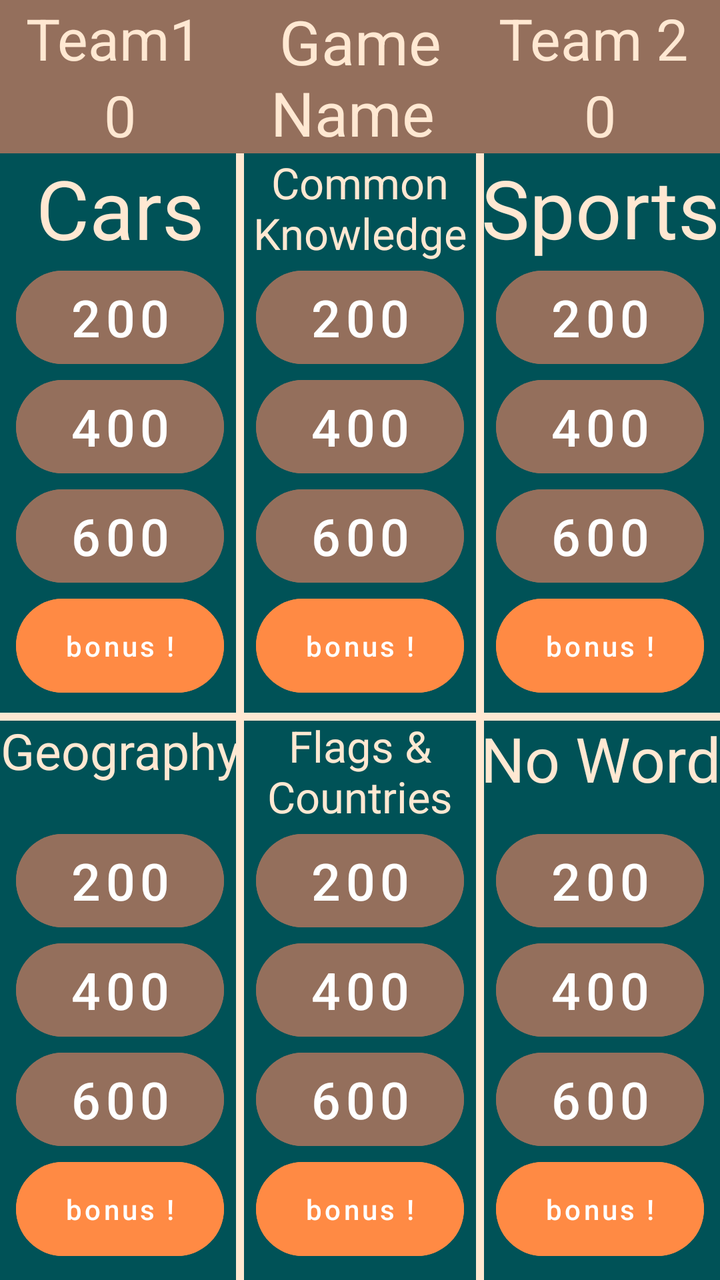
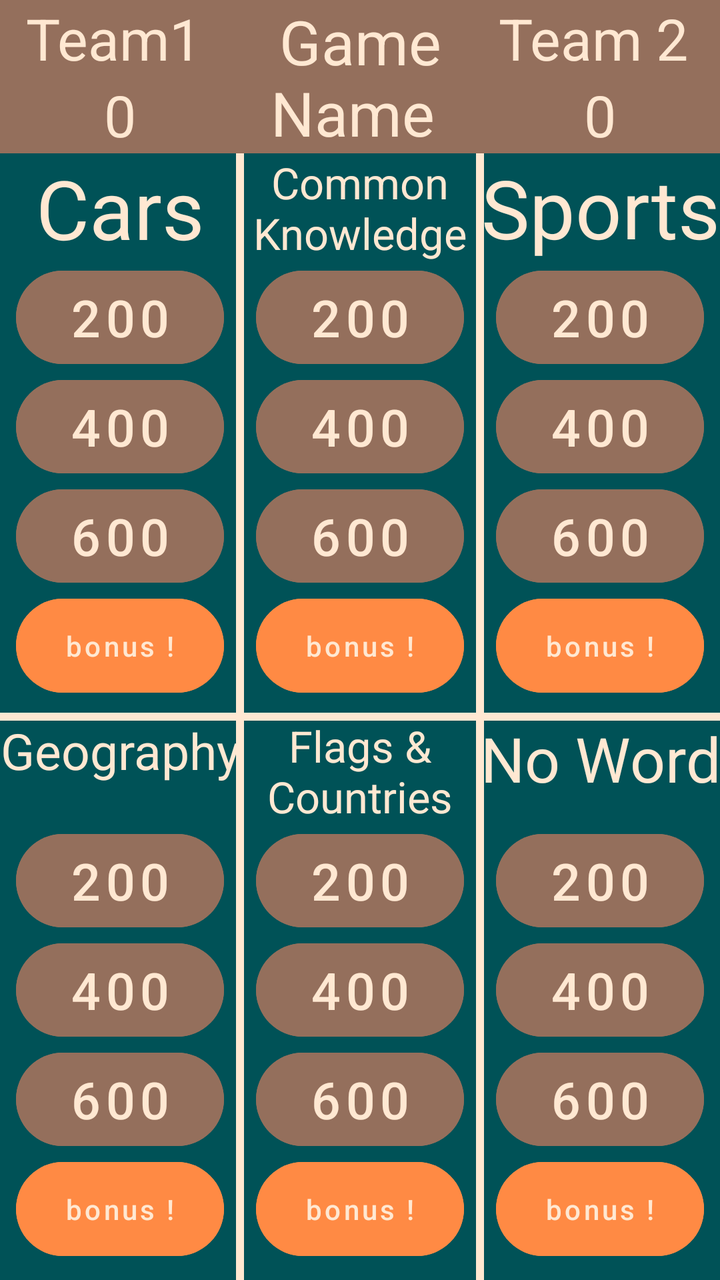

Two renders of the same Android screen: before a commit and after it. Below are the layout's source before the change and the commit's diff.
<!-- AndroidManifest.xml: application theme Theme.MenuActivity -->
<!-- res/layout/activity_main_game.xml -->
<?xml version="1.0" encoding="utf-8"?>
<androidx.constraintlayout.widget.ConstraintLayout xmlns:android="http://schemas.android.com/apk/res/android"
    xmlns:app="http://schemas.android.com/apk/res-auto"
    xmlns:tools="http://schemas.android.com/tools"
    android:id="@+id/main"
    android:layout_width="match_parent"
    android:layout_height="match_parent"
    tools:context=".MainGame"
    android:background="@color/Secondry">



    <androidx.constraintlayout.widget.ConstraintLayout
        android:id="@+id/main_game_names_section"
        android:layout_width="match_parent"
        android:layout_height="0dp"

        android:background="@color/Secondry"
        app:layout_constraintTop_toTopOf="parent"
        app:layout_constraintStart_toStartOf="parent"
        app:layout_constraintEnd_toEndOf="parent"
        app:layout_constraintHeight_percent="0.12"
        >
        <TextView
            android:id="@+id/main_game_team1"
            android:layout_width="0dp"
            android:layout_height="0dp"
            android:textAlignment="center"
            android:text="Team1 "
            android:autoSizeTextType="uniform"
            android:textColor="@color/Primary"
            app:layout_constraintStart_toStartOf="parent"
            app:layout_constraintTop_toTopOf="parent"
            app:layout_constraintBottom_toTopOf="@id/main_game_team1_score"
            app:layout_constraintEnd_toStartOf="@id/main_game_name"/>
        <TextView
            android:id="@+id/main_game_team1_score"
            android:layout_width="0dp"
            android:layout_height="0dp"
            android:text="0"
            android:autoSizeTextType="uniform"
            android:textAlignment="center"
            android:textColor="@color/Primary"
            app:layout_constraintStart_toStartOf="parent"
            app:layout_constraintTop_toBottomOf="@id/main_game_team1"
            app:layout_constraintBottom_toBottomOf="parent"
            app:layout_constraintEnd_toStartOf="@id/main_game_name"/>
        <TextView
            android:id="@+id/main_game_name"
            android:layout_width="0dp"
            android:layout_height="0dp"
            android:text="Game Name "
            android:textAlignment="center"
            android:autoSizeTextType="uniform"
            android:textColor="@color/Primary"
            app:layout_constraintTop_toTopOf="parent"
            app:layout_constraintBottom_toBottomOf="parent"
            app:layout_constraintStart_toEndOf="@id/main_game_team1"
            app:layout_constraintEnd_toStartOf="@id/main_game_team2_score"/>
        <TextView
            android:id="@+id/main_game_team2"
            android:layout_width="0dp"
            android:layout_height="0dp"
            android:text="Team 2 "
            android:autoSizeTextType="uniform"
            android:textAlignment="center"
            android:textColor="@color/Primary"
            app:layout_constraintStart_toEndOf="@id/main_game_name"
            app:layout_constraintTop_toTopOf="parent"
            app:layout_constraintEnd_toEndOf="parent"
            app:layout_constraintBottom_toTopOf="@id/main_game_team2_score"/>
        <TextView
            android:id="@+id/main_game_team2_score"
            android:layout_width="0dp"
            android:layout_height="0dp"
            android:text="0"
            android:autoSizeTextType="uniform"
            android:textAlignment="center"
            android:textColor="@color/Primary"
            app:layout_constraintStart_toEndOf="@id/main_game_name"
            app:layout_constraintTop_toBottomOf="@id/main_game_team2"
            app:layout_constraintEnd_toEndOf="parent"
            app:layout_constraintBottom_toBottomOf="parent"/>

    </androidx.constraintlayout.widget.ConstraintLayout>
    <androidx.constraintlayout.widget.ConstraintLayout
        android:id="@+id/main_game_section"
        android:layout_width="match_parent"
        android:layout_height="0dp"
        android:background="@color/background"
        app:layout_constraintTop_toBottomOf="@id/main_game_names_section"
        app:layout_constraintBottom_toBottomOf="parent"
        app:layout_constraintStart_toStartOf="parent"
        app:layout_constraintEnd_toEndOf="parent"
        android:layout_marginBottom="0dp">

        <LinearLayout
            android:orientation="vertical"
            android:id="@+id/section_cars"
            android:layout_width="0dp"
            android:layout_height="0dp"
            app:layout_constraintStart_toStartOf="parent"
            app:layout_constraintTop_toTopOf="parent"
            app:layout_constraintEnd_toStartOf="@+id/section_common_knowledge"
            app:layout_constraintBottom_toTopOf="@+id/section_geography"
            android:weightSum="5">
            <TextView
                android:id="@+id/section_cars_title"
                android:textAlignment="center"
                android:layout_width="match_parent"
                android:layout_height="0dp"
                android:text="Cars"
                android:textColor="@color/Primary"
                android:autoSizeTextType="uniform"
                android:layout_weight="1"
                />
            <com.google.android.material.button.MaterialButton
                android:id="@+id/cars_200"
                android:layout_weight="1"
                android:layout_width="match_parent"
                android:layout_height="0dp"
                android:text="200"
                android:autoSizeTextType="uniform"
                android:letterSpacing="0.1"
                android:layout_marginHorizontal="8dp"
                android:backgroundTint="@color/Secondry"/>
            <com.google.android.material.button.MaterialButton
                android:layout_weight="1"
                android:id="@+id/cars_400"
                android:layout_width="match_parent"
                android:layout_height="0dp"
                android:text="400"
                android:autoSizeTextType="uniform"
                android:letterSpacing="0.1"
                android:layout_marginHorizontal="8dp"
                android:backgroundTint="@color/Secondry"/>
            <com.google.android.material.button.MaterialButton
                android:id="@+id/cars_600"
                android:layout_weight="1"
                android:layout_width="match_parent"
                android:layout_height="0dp"
                android:text="600"
                android:autoSizeTextType="uniform"
                android:letterSpacing="0.1"
                android:layout_marginHorizontal="8dp"
                android:backgroundTint="@color/Secondry"/>

            <com.google.android.material.button.MaterialButton
                android:id="@+id/cars_bonus"
                android:layout_width="match_parent"
                android:layout_height="0dp"
                android:layout_weight="1"
                android:autoSizeTextType="uniform"
                android:backgroundTint="@color/ripplePrimary"
                android:letterSpacing="0.1"
                android:layout_marginHorizontal="8dp"
                android:layout_marginBottom="8dp"
                android:text="bonus !" />
        </LinearLayout>

        <LinearLayout
            android:id="@+id/section_common_knowledge"
            android:orientation="vertical"
            android:layout_width="0dp"
            android:layout_height="0dp"
            app:layout_constraintTop_toTopOf="parent"
            app:layout_constraintStart_toEndOf="@id/section_cars"
            app:layout_constraintEnd_toStartOf="@+id/section_sports"
            app:layout_constraintBottom_toTopOf="@+id/section_flags_countries"
            android:weightSum="5">
            <TextView
                android:id="@+id/section_common_knowledge_title"
                android:textAlignment="center"
                android:layout_width="match_parent"
                android:layout_height="0dp"
                android:text="Common Knowledge"
                android:textColor="@color/Primary"
                android:autoSizeTextType="uniform"
                android:layout_weight="1"
                />
            <com.google.android.material.button.MaterialButton
                android:id="@+id/common_knowledge_200"
                android:layout_weight="1"
                android:layout_width="match_parent"
                android:layout_height="0dp"
                android:text="200"
                android:autoSizeTextType="uniform"
                android:letterSpacing="0.1"
                android:layout_marginHorizontal="8dp"
                android:backgroundTint="@color/Secondry"/>
            <com.google.android.material.button.MaterialButton
                android:layout_weight="1"
                android:id="@+id/common_knowledge_400"
                android:layout_width="match_parent"
                android:layout_height="0dp"
                android:text="400"
                android:autoSizeTextType="uniform"
                android:letterSpacing="0.1"
                android:layout_marginHorizontal="8dp"
                android:backgroundTint="@color/Secondry"/>
            <com.google.android.material.button.MaterialButton
                android:id="@+id/common_knowledge_600"
                android:layout_weight="1"
                android:layout_width="match_parent"
                android:layout_height="0dp"
                android:text="600"
                android:autoSizeTextType="uniform"
                android:letterSpacing="0.1"
                android:layout_marginHorizontal="8dp"
                android:backgroundTint="@color/Secondry"/>
            <com.google.android.material.button.MaterialButton
                android:id="@+id/common_knowledge_bonus"
                android:layout_weight="1"
                android:layout_width="match_parent"
                android:layout_height="0dp"
                android:text="bonus !"
                android:layout_marginBottom="8dp"
                android:autoSizeTextType="uniform"
                android:letterSpacing="0.1"
                android:layout_marginHorizontal="8dp"
                android:backgroundTint="@color/ripplePrimary"/>
        </LinearLayout>


        <LinearLayout
            android:id="@+id/section_sports"
            android:layout_width="0dp"
            android:layout_height="0dp"
            android:orientation="vertical"
            android:weightSum="5"
            app:layout_constraintTop_toTopOf="parent"
            app:layout_constraintStart_toEndOf="@id/section_common_knowledge"
            app:layout_constraintEnd_toEndOf="parent"
            app:layout_constraintBottom_toTopOf="@+id/section_no_word">
            <TextView
                android:id="@+id/section_sports_title"
                android:layout_width="match_parent"
                android:layout_height="0dp"
                android:layout_weight="1"
                android:autoSizeTextType="uniform"
                android:text="Sports"
                android:textAlignment="center"
                android:textColor="@color/Primary" />
            <com.google.android.material.button.MaterialButton
                android:id="@+id/sports_200"
                android:layout_width="match_parent"
                android:layout_height="0dp"
                android:layout_weight="1"
                android:autoSizeTextType="uniform"
                android:backgroundTint="@color/Secondry"
                android:letterSpacing="0.1"
                android:layout_marginHorizontal="8dp"
                android:text="200" />
            <com.google.android.material.button.MaterialButton
                android:id="@+id/sports_400"
                android:layout_width="match_parent"
                android:layout_height="0dp"
                android:layout_weight="1"
                android:autoSizeTextType="uniform"
                android:backgroundTint="@color/Secondry"
                android:letterSpacing="0.1"
                android:layout_marginHorizontal="8dp"
                android:text="400" />
            <com.google.android.material.button.MaterialButton
                android:id="@+id/sports_600"
                android:layout_width="match_parent"
                android:layout_height="0dp"
                android:layout_weight="1"
                android:autoSizeTextType="uniform"
                android:backgroundTint="@color/Secondry"
                android:letterSpacing="0.1"
                android:layout_marginHorizontal="8dp"
                android:text="600" />
            <com.google.android.material.button.MaterialButton
                android:id="@+id/sports_bonus"
                android:layout_width="match_parent"
                android:layout_height="0dp"
                android:layout_weight="1"
                android:layout_marginBottom="8dp"
                android:autoSizeTextType="uniform"
                android:backgroundTint="@color/ripplePrimary"
                android:letterSpacing="0.1"
                android:layout_marginHorizontal="8dp"

                android:text="bonus !" />
        </LinearLayout>

        <LinearLayout
            android:id="@+id/section_geography"
            android:layout_width="0dp"
            android:layout_height="0dp"
            android:orientation="vertical"
            android:weightSum="5"
            app:layout_constraintTop_toBottomOf="@id/section_cars"
            app:layout_constraintStart_toStartOf="parent"
            app:layout_constraintEnd_toStartOf="@+id/section_flags_countries"
            app:layout_constraintBottom_toBottomOf="parent">
            <TextView
                android:id="@+id/section_geography_title"
                android:layout_width="match_parent"
                android:layout_height="0dp"
                android:layout_weight="1"
                android:autoSizeTextType="uniform"
                android:text="Geography"
                android:textAlignment="center"
                android:textColor="@color/Primary" />
            <com.google.android.material.button.MaterialButton
                android:id="@+id/geography_200"
                android:layout_width="match_parent"
                android:layout_height="0dp"
                android:layout_weight="1"
                android:autoSizeTextType="uniform"
                android:backgroundTint="@color/Secondry"
                android:letterSpacing="0.1"
                android:layout_marginHorizontal="8dp"
                android:text="200" />
            <com.google.android.material.button.MaterialButton
                android:id="@+id/geography_400"
                android:layout_width="match_parent"
                android:layout_height="0dp"
                android:layout_weight="1"
                android:autoSizeTextType="uniform"
                android:backgroundTint="@color/Secondry"
                android:letterSpacing="0.1"
                android:layout_marginHorizontal="8dp"
                android:text="400" />
            <com.google.android.material.button.MaterialButton
                android:id="@+id/geography_600"
                android:layout_width="match_parent"
                android:layout_height="0dp"
                android:layout_weight="1"
                android:autoSizeTextType="uniform"
                android:backgroundTint="@color/Secondry"
                android:letterSpacing="0.1"
                android:layout_marginHorizontal="8dp"
                android:text="600" />
            <com.google.android.material.button.MaterialButton
                android:id="@+id/geography_bonus"
                android:layout_width="match_parent"
                android:layout_height="0dp"
                android:layout_marginBottom="8dp"
                android:layout_weight="1"
                android:autoSizeTextType="uniform"
                android:backgroundTint="@color/ripplePrimary"
                android:letterSpacing="0.1"
                android:layout_marginHorizontal="8dp"
                android:text="bonus !" />
        </LinearLayout>

        <LinearLayout
            android:id="@+id/section_flags_countries"
            android:layout_width="0dp"
            android:layout_height="0dp"
            android:orientation="vertical"
            android:weightSum="5"
            app:layout_constraintBottom_toBottomOf="parent"
            app:layout_constraintTop_toBottomOf="@+id/section_common_knowledge"
            app:layout_constraintStart_toEndOf="@+id/section_geography"
            app:layout_constraintEnd_toStartOf="@+id/section_no_word">
            <TextView
                android:id="@+id/section_flags_countries_title"
                android:layout_width="match_parent"
                android:layout_height="0dp"
                android:layout_weight="1"
                android:autoSizeTextType="uniform"
                android:text="Flags &amp; Countries"
                android:textAlignment="center"
                android:textColor="@color/Primary" />
            <com.google.android.material.button.MaterialButton
                android:id="@+id/flags_countries_200"
                android:layout_width="match_parent"
                android:layout_height="0dp"
                android:layout_weight="1"
                android:autoSizeTextType="uniform"
                android:backgroundTint="@color/Secondry"
                android:letterSpacing="0.1"
                android:layout_marginHorizontal="8dp"
                android:text="200" />
            <com.google.android.material.button.MaterialButton
                android:id="@+id/flags_countries_400"
                android:layout_width="match_parent"
                android:layout_height="0dp"
                android:layout_weight="1"
                android:autoSizeTextType="uniform"
                android:backgroundTint="@color/Secondry"
                android:letterSpacing="0.1"
                android:layout_marginHorizontal="8dp"
                android:text="400" />
            <com.google.android.material.button.MaterialButton
                android:id="@+id/flags_countries_600"
                android:layout_width="match_parent"
                android:layout_height="0dp"
                android:layout_weight="1"
                android:autoSizeTextType="uniform"
                android:backgroundTint="@color/Secondry"
                android:letterSpacing="0.1"
                android:layout_marginHorizontal="8dp"
                android:text="600" />
            <com.google.android.material.button.MaterialButton
                android:id="@+id/flags_countries_bonus"
                android:layout_width="match_parent"
                android:layout_height="0dp"
                android:layout_marginBottom="8dp"
                android:layout_weight="1"
                android:autoSizeTextType="uniform"
                android:backgroundTint="@color/ripplePrimary"
                android:letterSpacing="0.1"
                android:layout_marginHorizontal="8dp"
                android:text="bonus !" />
        </LinearLayout>

        <LinearLayout
            android:id="@+id/section_no_word"
            android:layout_width="0dp"
            android:layout_height="0dp"
            android:orientation="vertical"
            android:weightSum="5"
            app:layout_constraintBottom_toBottomOf="parent"
            app:layout_constraintTop_toBottomOf="@+id/section_sports"
            app:layout_constraintStart_toEndOf="@+id/section_flags_countries"
            app:layout_constraintEnd_toEndOf="parent">
            <TextView
                android:id="@+id/section_no_word_title"
                android:layout_width="match_parent"
                android:layout_height="0dp"
                android:layout_weight="1"
                android:autoSizeTextType="uniform"
                android:text="No Word"
                android:textAlignment="center"
                android:textColor="@color/Primary" />
            <com.google.android.material.button.MaterialButton
                android:id="@+id/no_word_200"
                android:layout_width="match_parent"
                android:layout_height="0dp"
                android:layout_weight="1"
                android:autoSizeTextType="uniform"
                android:backgroundTint="@color/Secondry"
                android:letterSpacing="0.1"
                android:layout_marginHorizontal="8dp"
                android:text="200" />
            <com.google.android.material.button.MaterialButton
                android:id="@+id/no_word_400"
                android:layout_width="match_parent"
                android:layout_height="0dp"
                android:layout_weight="1"
                android:autoSizeTextType="uniform"
                android:backgroundTint="@color/Secondry"
                android:letterSpacing="0.1"
                android:layout_marginHorizontal="8dp"
                android:text="400" />
            <com.google.android.material.button.MaterialButton
                android:id="@+id/no_word_600"
                android:layout_width="match_parent"
                android:layout_height="0dp"
                android:layout_weight="1"
                android:autoSizeTextType="uniform"
                android:backgroundTint="@color/Secondry"
                android:letterSpacing="0.1"
                android:layout_marginHorizontal="8dp"
                android:text="600" />
            <com.google.android.material.button.MaterialButton
                android:id="@+id/no_word_bonus"
                android:layout_width="match_parent"
                android:layout_height="0dp"
                android:layout_marginBottom="8dp"
                android:layout_weight="1"
                android:autoSizeTextType="uniform"
                android:backgroundTint="@color/ripplePrimary"
                android:letterSpacing="0.1"
                android:layout_marginHorizontal="8dp"
                android:text="bonus !" />
        </LinearLayout>

        <View
            android:id="@+id/vertical1"
            android:layout_width="4dp"
            android:layout_height="0dp"
            android:background="@color/Primary"
            app:layout_constraintStart_toEndOf="@+id/section_cars"
            app:layout_constraintEnd_toStartOf="@+id/section_common_knowledge"
            app:layout_constraintTop_toTopOf="parent"
            app:layout_constraintBottom_toBottomOf="parent"/>

        <View
            android:id="@+id/vertical2"
            android:layout_width="4dp"
            android:layout_height="0dp"
            android:background="@color/Primary"
            app:layout_constraintStart_toEndOf="@+id/section_common_knowledge"
            app:layout_constraintEnd_toStartOf="@+id/section_sports"
            app:layout_constraintTop_toTopOf="parent"
            app:layout_constraintBottom_toBottomOf="parent"/>

        <View
            android:id="@+id/horizontal1"
            android:layout_width="0dp"
            android:layout_height="4dp"
            android:background="@color/Primary"
            app:layout_constraintStart_toStartOf="parent"
            app:layout_constraintEnd_toEndOf="parent"
            app:layout_constraintTop_toBottomOf="@+id/section_cars"
            app:layout_constraintBottom_toTopOf="@+id/section_geography"/>

    </androidx.constraintlayout.widget.ConstraintLayout>
</androidx.constraintlayout.widget.ConstraintLayout>
<!-- resources referenced by this layout -->
<resources>
  <color name="Primary">#ffe8d2</color>
  <color name="Secondry">#946f5c</color>
  <color name="background">#005257</color>
  <color name="ripplePrimary">#ff8a44</color>
  <style name="Theme.MenuActivity" parent="Base.Theme.MenuActivity" />
  <style name="Base.Theme.MenuActivity" parent="Theme.Material3.DayNight.NoActionBar">
          
          <item name="android:windowFullscreen">true</item>
  
          
      </style>
</resources>

<!-- the commit's change to res/layout/activity_main_game.xml (unified diff, before → after) -->
@@ -120,6 +120,7 @@
                 android:layout_width="match_parent"
                 android:layout_height="0dp"
                 android:text="200"
+                android:textColor="@color/Primary"
                 android:autoSizeTextType="uniform"
                 android:letterSpacing="0.1"
                 android:layout_marginHorizontal="8dp"
@@ -130,6 +131,7 @@
                 android:layout_width="match_parent"
                 android:layout_height="0dp"
                 android:text="400"
+                android:textColor="@color/Primary"
                 android:autoSizeTextType="uniform"
                 android:letterSpacing="0.1"
                 android:layout_marginHorizontal="8dp"
@@ -140,6 +142,7 @@
                 android:layout_width="match_parent"
                 android:layout_height="0dp"
                 android:text="600"
+                android:textColor="@color/Primary"
                 android:autoSizeTextType="uniform"
                 android:letterSpacing="0.1"
                 android:layout_marginHorizontal="8dp"
@@ -153,6 +156,7 @@
                 android:autoSizeTextType="uniform"
                 android:backgroundTint="@color/ripplePrimary"
                 android:letterSpacing="0.1"
+                android:textColor="@color/Primary"
                 android:layout_marginHorizontal="8dp"
                 android:layout_marginBottom="8dp"
                 android:text="bonus !" />
@@ -184,6 +188,7 @@
                 android:layout_width="match_parent"
                 android:layout_height="0dp"
                 android:text="200"
+                android:textColor="@color/Primary"
                 android:autoSizeTextType="uniform"
                 android:letterSpacing="0.1"
                 android:layout_marginHorizontal="8dp"
@@ -194,6 +199,7 @@
                 android:layout_width="match_parent"
                 android:layout_height="0dp"
                 android:text="400"
+                android:textColor="@color/Primary"
                 android:autoSizeTextType="uniform"
                 android:letterSpacing="0.1"
                 android:layout_marginHorizontal="8dp"
@@ -204,6 +210,7 @@
                 android:layout_width="match_parent"
                 android:layout_height="0dp"
                 android:text="600"
+                android:textColor="@color/Primary"
                 android:autoSizeTextType="uniform"
                 android:letterSpacing="0.1"
                 android:layout_marginHorizontal="8dp"
@@ -214,6 +221,7 @@
                 android:layout_width="match_parent"
                 android:layout_height="0dp"
                 android:text="bonus !"
+                android:textColor="@color/Primary"
                 android:layout_marginBottom="8dp"
                 android:autoSizeTextType="uniform"
                 android:letterSpacing="0.1"
@@ -246,6 +254,7 @@
                 android:layout_width="match_parent"
                 android:layout_height="0dp"
                 android:layout_weight="1"
+                android:textColor="@color/Primary"
                 android:autoSizeTextType="uniform"
                 android:backgroundTint="@color/Secondry"
                 android:letterSpacing="0.1"
@@ -256,6 +265,7 @@
                 android:layout_width="match_parent"
                 android:layout_height="0dp"
                 android:layout_weight="1"
+                android:textColor="@color/Primary"
                 android:autoSizeTextType="uniform"
                 android:backgroundTint="@color/Secondry"
                 android:letterSpacing="0.1"
@@ -266,6 +276,7 @@
                 android:layout_width="match_parent"
                 android:layout_height="0dp"
                 android:layout_weight="1"
+                android:textColor="@color/Primary"
                 android:autoSizeTextType="uniform"
                 android:backgroundTint="@color/Secondry"
                 android:letterSpacing="0.1"
@@ -276,12 +287,12 @@
                 android:layout_width="match_parent"
                 android:layout_height="0dp"
                 android:layout_weight="1"
+                android:textColor="@color/Primary"
                 android:layout_marginBottom="8dp"
                 android:autoSizeTextType="uniform"
                 android:backgroundTint="@color/ripplePrimary"
                 android:letterSpacing="0.1"
                 android:layout_marginHorizontal="8dp"
-
                 android:text="bonus !" />
         </LinearLayout>
 
@@ -309,6 +320,7 @@
                 android:layout_width="match_parent"
                 android:layout_height="0dp"
                 android:layout_weight="1"
+                android:textColor="@color/Primary"
                 android:autoSizeTextType="uniform"
                 android:backgroundTint="@color/Secondry"
                 android:letterSpacing="0.1"
@@ -319,6 +331,7 @@
                 android:layout_width="match_parent"
                 android:layout_height="0dp"
                 android:layout_weight="1"
+                android:textColor="@color/Primary"
                 android:autoSizeTextType="uniform"
                 android:backgroundTint="@color/Secondry"
                 android:letterSpacing="0.1"
@@ -329,6 +342,7 @@
                 android:layout_width="match_parent"
                 android:layout_height="0dp"
                 android:layout_weight="1"
+                android:textColor="@color/Primary"
                 android:autoSizeTextType="uniform"
                 android:backgroundTint="@color/Secondry"
                 android:letterSpacing="0.1"
@@ -340,6 +354,7 @@
                 android:layout_height="0dp"
                 android:layout_marginBottom="8dp"
                 android:layout_weight="1"
+                android:textColor="@color/Primary"
                 android:autoSizeTextType="uniform"
                 android:backgroundTint="@color/ripplePrimary"
                 android:letterSpacing="0.1"
@@ -371,6 +386,7 @@
                 android:layout_width="match_parent"
                 android:layout_height="0dp"
                 android:layout_weight="1"
+                android:textColor="@color/Primary"
                 android:autoSizeTextType="uniform"
                 android:backgroundTint="@color/Secondry"
                 android:letterSpacing="0.1"
@@ -381,6 +397,7 @@
                 android:layout_width="match_parent"
                 android:layout_height="0dp"
                 android:layout_weight="1"
+                android:textColor="@color/Primary"
                 android:autoSizeTextType="uniform"
                 android:backgroundTint="@color/Secondry"
                 android:letterSpacing="0.1"
@@ -391,6 +408,7 @@
                 android:layout_width="match_parent"
                 android:layout_height="0dp"
                 android:layout_weight="1"
+                android:textColor="@color/Primary"
                 android:autoSizeTextType="uniform"
                 android:backgroundTint="@color/Secondry"
                 android:letterSpacing="0.1"
@@ -402,6 +420,7 @@
                 android:layout_height="0dp"
                 android:layout_marginBottom="8dp"
                 android:layout_weight="1"
+                android:textColor="@color/Primary"
                 android:autoSizeTextType="uniform"
                 android:backgroundTint="@color/ripplePrimary"
                 android:letterSpacing="0.1"
@@ -433,6 +452,7 @@
                 android:layout_width="match_parent"
                 android:layout_height="0dp"
                 android:layout_weight="1"
+                android:textColor="@color/Primary"
                 android:autoSizeTextType="uniform"
                 android:backgroundTint="@color/Secondry"
                 android:letterSpacing="0.1"
@@ -443,6 +463,7 @@
                 android:layout_width="match_parent"
                 android:layout_height="0dp"
                 android:layout_weight="1"
+                android:textColor="@color/Primary"
                 android:autoSizeTextType="uniform"
                 android:backgroundTint="@color/Secondry"
                 android:letterSpacing="0.1"
@@ -453,6 +474,7 @@
                 android:layout_width="match_parent"
                 android:layout_height="0dp"
                 android:layout_weight="1"
+                android:textColor="@color/Primary"
                 android:autoSizeTextType="uniform"
                 android:backgroundTint="@color/Secondry"
                 android:letterSpacing="0.1"
@@ -464,6 +486,7 @@
                 android:layout_height="0dp"
                 android:layout_marginBottom="8dp"
                 android:layout_weight="1"
+                android:textColor="@color/Primary"
                 android:autoSizeTextType="uniform"
                 android:backgroundTint="@color/ripplePrimary"
                 android:letterSpacing="0.1"
<!-- resource entries referenced after the edit -->
@@ -9,7 +9,8 @@
           
           <item name="android:windowFullscreen">true</item>
   
-          
+          <item name="colorPrimary">@color/black</item>
       </style>
+  <color name="black">#FF000000</color>
 </resources>
 
